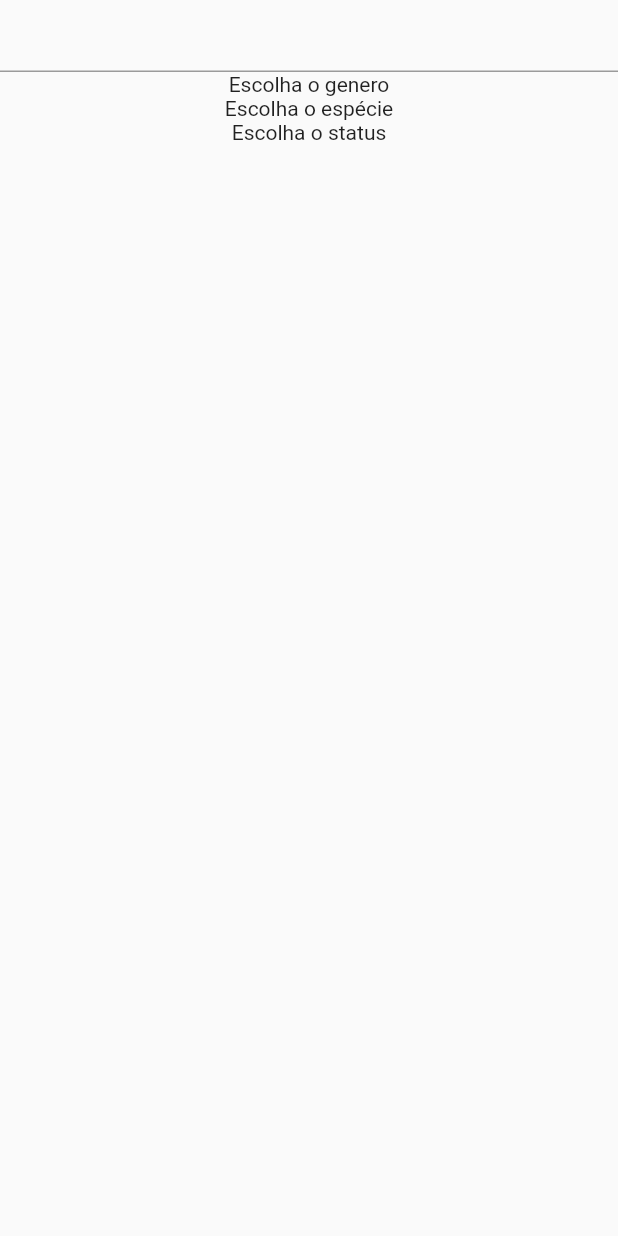
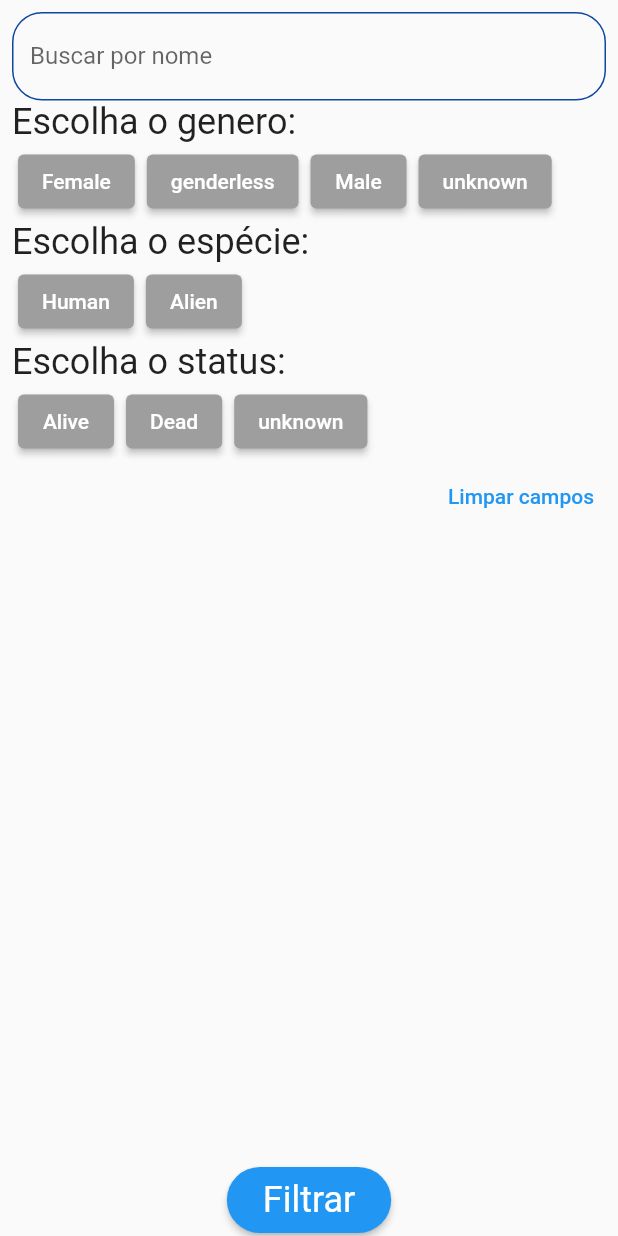
Before and after one commit to dorotech/flutter-test, a Flutter app: the FilterUi screen opened directly, on a phone screen of 412 x 824 dp. Run offline on Flutter 3.47's test engine with Material 2 defaults, Android fonts, the light colour scheme and no system bars; our stand-ins replace connectivity_plus, material_design_icons_flutter; network calls fail; Roboto replaces fonts that are missing (Regular).

Commit message:
feat: comunicação entre tela de listagem e filtro

```diff
--- a/rick_and_morty_app/lib/core/const/strings.dart
+++ b/rick_and_morty_app/lib/core/const/strings.dart
@@ -2,4 +2,11 @@ class DefalutStrings {
   // Erros
   static String noInternet = "Sem acesso a internet";
   static String unknownError = "Ocorreu um erro, tente mais tarde";
+
+  static String filter = "Filtrar";
+  static String cleanInputs = "Limpar campos";
+  static String selectGender = "Escolha o genero:";
+  static String selectSpecie = "Escolha o espécie:";
+  static String selectStatus = "Escolha o status:";
+  static String searchName = "Buscar por nome";
 }
--- a/rick_and_morty_app/lib/core/data/character_info/enums.dart
+++ b/rick_and_morty_app/lib/core/data/character_info/enums.dart
@@ -1,14 +1,26 @@
-enum Gender { male, female, unknow }
+enum Gender { male, female, unknow, genderless }
 
-final genderValues = EnumValues({"Female": Gender.female, "Male": Gender.male, "unknown": Gender.unknow});
+final genderValues = EnumValues({
+  "Female": Gender.female,
+  "Male": Gender.male,
+  "unknown": Gender.unknow,
+  "genderless": Gender.genderless,
+});
 
 enum Species { human, alien }
 
-final speciesValues = EnumValues({"Alien": Species.alien, "Human": Species.human});
+final speciesValues = EnumValues({
+  "Alien": Species.alien,
+  "Human": Species.human,
+});
 
 enum Status { alive, unknow, dead }
 
-final statusValues = EnumValues({"Alive": Status.alive, "Dead": Status.dead, "unknown": Status.unknow});
+final statusValues = EnumValues({
+  "Alive": Status.alive,
+  "Dead": Status.dead,
+  "unknown": Status.unknow,
+});
 
 class EnumValues<T> {
   Map<String, T> map;
--- a/rick_and_morty_app/lib/core/ui/text_tite.dart
+++ b/rick_and_morty_app/lib/core/ui/text_tite.dart
@@ -0,0 +1,19 @@
+import 'package:flutter/cupertino.dart';
+
+class TextTitle extends StatelessWidget {
+  const TextTitle(this.text, {super.key});
+
+  final String text;
+  @override
+  Widget build(BuildContext context) {
+    return Text(
+      text,
+      style: const TextStyle(
+        fontSize: 24,
+        fontWeight: FontWeight.w400,
+        fontFamily: "Regular",
+      ),
+      textAlign: TextAlign.start,
+    );
+  }
+}
--- a/rick_and_morty_app/lib/core/ui/ui.dart
+++ b/rick_and_morty_app/lib/core/ui/ui.dart
@@ -1 +1,2 @@
 export './cores.dart';
+export './text_tite.dart';
--- a/rick_and_morty_app/lib/features/list_characters/componets/filter_ui/filter_ui.dart
+++ b/rick_and_morty_app/lib/features/list_characters/componets/filter_ui/filter_ui.dart
@@ -1,24 +1,194 @@
 import 'package:flutter/material.dart';
-import 'package:flutter/src/widgets/container.dart';
-import 'package:flutter/src/widgets/framework.dart';
+import 'package:rick_and_morty_app/core/core.dart';
+import 'package:rick_and_morty_app/features/list_characters/data/filter_inputs.dart';
 
-class FilterUi extends StatelessWidget {
-  const FilterUi({super.key});
+class FilterUi extends StatefulWidget {
+  const FilterUi({super.key, this.filterInputs});
+  final FilterInputs? filterInputs;
+  @override
+  State<FilterUi> createState() => _FilterUiState();
+}
+
+class _FilterUiState extends State<FilterUi> {
+  TextEditingController nameTextController = TextEditingController();
+  EdgeInsets marginELevatedButton = const EdgeInsets.fromLTRB(4, 2, 4, 2);
+  Gender? gender;
+  Species? species;
+  Status? status;
+  @override
+  void initState() {
+    if (widget.filterInputs != null) {
+      nameTextController.text = widget.filterInputs?.name ?? "";
+      gender = genderValues.map[widget.filterInputs?.gender ?? ""];
+      species = speciesValues.map[widget.filterInputs?.species ?? ""];
+      status = statusValues.map[widget.filterInputs?.status ?? ""];
+    }
+
+    if (mounted) {
+      setState(() {});
+    }
+    super.initState();
+  }
 
   @override
   Widget build(BuildContext context) {
-    TextEditingController textEditingController = TextEditingController();
     return Scaffold(
       body: SafeArea(
-        child: Column(
-          children: [
-            TextFormField(controller: textEditingController),
-            Text("Escolha o genero"),
-            Text("Escolha o espécie"),
-            Text("Escolha o status"),
-          ],
+        child: Padding(
+          padding: const EdgeInsets.all(8.0),
+          child: Column(
+            mainAxisAlignment: MainAxisAlignment.start,
+            crossAxisAlignment: CrossAxisAlignment.start,
+            children: [
+              _textFormField(),
+              TextTitle(DefalutStrings.selectGender),
+              _listGender(),
+              TextTitle(DefalutStrings.selectSpecie),
+              _listSpecies(),
+              TextTitle(DefalutStrings.selectStatus),
+              _listStatus(),
+              Row(
+                mainAxisAlignment: MainAxisAlignment.end,
+                children: [
+                  TextButton(onPressed: _clean, child: Text(DefalutStrings.cleanInputs)),
+                ],
+              )
+            ],
+          ),
+        ),
+      ),
+      floatingActionButtonLocation: FloatingActionButtonLocation.centerDocked,
+      floatingActionButton: ElevatedButton(
+        style: ElevatedButton.styleFrom(
+          minimumSize: const Size(100, 40),
+          shape: RoundedRectangleBorder(
+            borderRadius: BorderRadius.circular(30.0),
+          ),
+        ),
+        child: Padding(
+          padding: const EdgeInsets.all(8.0),
+          child: TextTitle(DefalutStrings.filter),
+        ),
+        onPressed: () {
+          Navigator.pop(
+              context,
+              FilterInputs(
+                name: nameTextController.text,
+                gender: genderValues.reverse?[gender],
+                species: speciesValues.reverse?[species],
+                status: statusValues.reverse?[status],
+              ));
+        },
+      ),
+    );
+  }
+
+  Widget _textFormField() {
+    BorderRadius borderRadius = BorderRadius.all(Radius.circular(20.0));
+    return TextField(
+      controller: nameTextController,
+      decoration: InputDecoration(
+        labelText: DefalutStrings.searchName,
+        border: OutlineInputBorder(
+          borderRadius: borderRadius,
+          borderSide: BorderSide(color: Colors.grey.shade700),
+        ),
+        enabledBorder: OutlineInputBorder(
+          borderRadius: borderRadius,
+          borderSide: BorderSide(color: Colors.blue.shade900),
         ),
       ),
     );
   }
+
+  /// Limpar campos
+  void _clean() {
+    setState(() {
+      nameTextController.text = "";
+      gender = null;
+      species = null;
+      status = null;
+    });
+  }
+
+  ///
+  /// Generos
+  ///
+  Widget _listGender() {
+    return Wrap(
+      children: [
+        _elevatedButtonGender(Gender.female),
+        _elevatedButtonGender(Gender.genderless),
+        _elevatedButtonGender(Gender.male),
+        _elevatedButtonGender(Gender.unknow),
+      ],
+    );
+  }
+
+  Widget _elevatedButtonGender(Gender gender) {
+    return Container(
+      margin: marginELevatedButton,
+      child: ElevatedButton(
+          style: ElevatedButton.styleFrom(backgroundColor: this.gender == gender ? Colors.blue : Colors.grey),
+          onPressed: () {
+            setState(() {
+              this.gender = gender;
+            });
+          },
+          child: Text(genderValues.reverse?[gender] ?? "")),
+    );
+  }
+
+  ///
+  /// Species
+  ///
+  Widget _listSpecies() {
+    return Wrap(
+      children: [
+        _elevatedButtonSpecies(Species.human),
+        _elevatedButtonSpecies(Species.alien),
+      ],
+    );
+  }
+
+  Widget _elevatedButtonSpecies(Species species) {
+    return Container(
+      margin: marginELevatedButton,
+      child: ElevatedButton(
+          style: ElevatedButton.styleFrom(backgroundColor: this.species == species ? Colors.blue : Colors.grey),
+          onPressed: () {
+            setState(() {
+              this.species = species;
+            });
+          },
+          child: Text(speciesValues.reverse?[species] ?? "")),
+    );
+  }
+
+  ///
+  /// Status
+  ///
+  Widget _listStatus() {
+    return Wrap(
+      children: [
+        _elevatedButtonStatus(Status.alive),
+        _elevatedButtonStatus(Status.dead),
+        _elevatedButtonStatus(Status.unknow),
+      ],
+    );
+  }
+
+  Widget _elevatedButtonStatus(Status status) {
+    return Container(
+      margin: marginELevatedButton,
+      child: ElevatedButton(
+          style: ElevatedButton.styleFrom(backgroundColor: this.status == status ? Colors.blue : Colors.grey),
+          onPressed: () {
+            setState(() {
+              this.status = status;
+            });
+          },
+          child: Text(statusValues.reverse?[status] ?? "")),
+    );
+  }
 }
--- a/rick_and_morty_app/lib/features/list_characters/controller/list_characters_controller.dart
+++ b/rick_and_morty_app/lib/features/list_characters/controller/list_characters_controller.dart
@@ -1,4 +1,5 @@
 import 'package:flutter/foundation.dart';
+import 'package:rick_and_morty_app/features/list_characters/data/data.dart';
 
 import '../../../core/core.dart';
 import '../repository/repository.dart';
@@ -6,9 +7,15 @@ import '../repository/repository.dart';
 class ListCharactersController {
   IListCharactersRepository listCharactersRepository = ListCharactersRepository();
   ListCharacter? listCharacter;
+  FilterInputs? filterInputs;
 
   Future getListCharacters() async {
-    String data = await listCharactersRepository.getListChatactersRepository();
+    String data = await listCharactersRepository.getListChatactersRepository(
+      gender: filterInputs?.gender,
+      name: filterInputs?.name,
+      species: filterInputs?.species,
+      status: filterInputs?.status,
+    );
     try {
       listCharacter = listCharacterFromJson(data);
       return listCharacter;
--- /dev/null
+++ b/rick_and_morty_app/lib/features/list_characters/data/data.dart
@@ -0,0 +1 @@
+export './filter_inputs.dart';
--- /dev/null
+++ b/rick_and_morty_app/lib/features/list_characters/data/filter_inputs.dart
@@ -0,0 +1,13 @@
+class FilterInputs {
+  String? name;
+  String? gender;
+  String? species;
+  String? status;
+
+  FilterInputs({
+    this.name,
+    this.gender,
+    this.species,
+    this.status,
+  });
+}
--- a/rick_and_morty_app/lib/features/list_characters/presenter/list_characters_presenter.dart
+++ b/rick_and_morty_app/lib/features/list_characters/presenter/list_characters_presenter.dart
@@ -4,10 +4,17 @@ import 'package:material_design_icons_flutter/material_design_icons_flutter.dart
 import 'package:rick_and_morty_app/core/core.dart';
 import 'package:rick_and_morty_app/features/list_characters/componets/componets.dart';
 import 'package:rick_and_morty_app/features/list_characters/controller/controller.dart';
+import 'package:rick_and_morty_app/features/list_characters/data/data.dart';
 import 'package:rick_and_morty_app/features/list_characters/presenter/ui/ui.dart';
 
-class ListCharactersPresenter extends StatelessWidget {
+class ListCharactersPresenter extends StatefulWidget {
   ListCharactersPresenter({super.key});
+
+  @override
+  State<ListCharactersPresenter> createState() => _ListCharactersPresenterState();
+}
+
+class _ListCharactersPresenterState extends State<ListCharactersPresenter> {
   final ListCharactersController _controller = ListCharactersController();
 
   @override
@@ -24,8 +31,17 @@ class ListCharactersPresenter extends StatelessWidget {
             ),
           ),
           IconButton(
-            onPressed: () {
-              Navigator.push(context, CupertinoPageRoute(builder: (_) => FilterUi()));
+            onPressed: () async {
+              dynamic filter = await Navigator.push(
+                context,
+                CupertinoPageRoute(
+                  builder: (_) => FilterUi(filterInputs: _controller.filterInputs),
+                ),
+              );
+              if (filter is FilterInputs) {
+                _controller.filterInputs = filter;
+              }
+              setState(() {});
             },
             icon: const Icon(MdiIcons.magnify),
           ),
```
